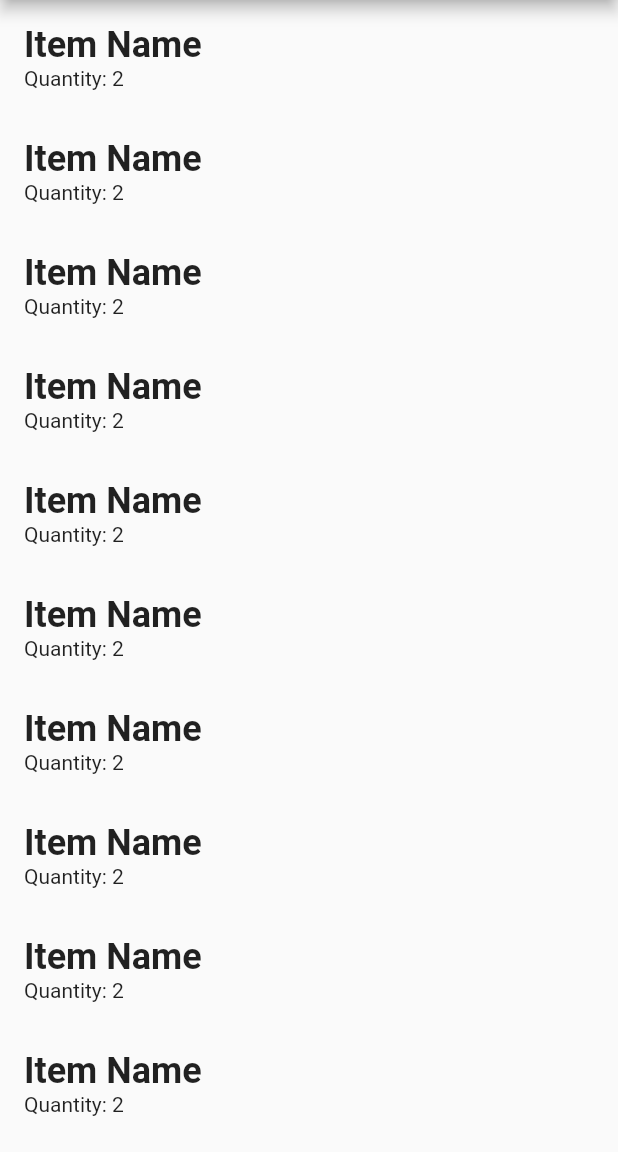
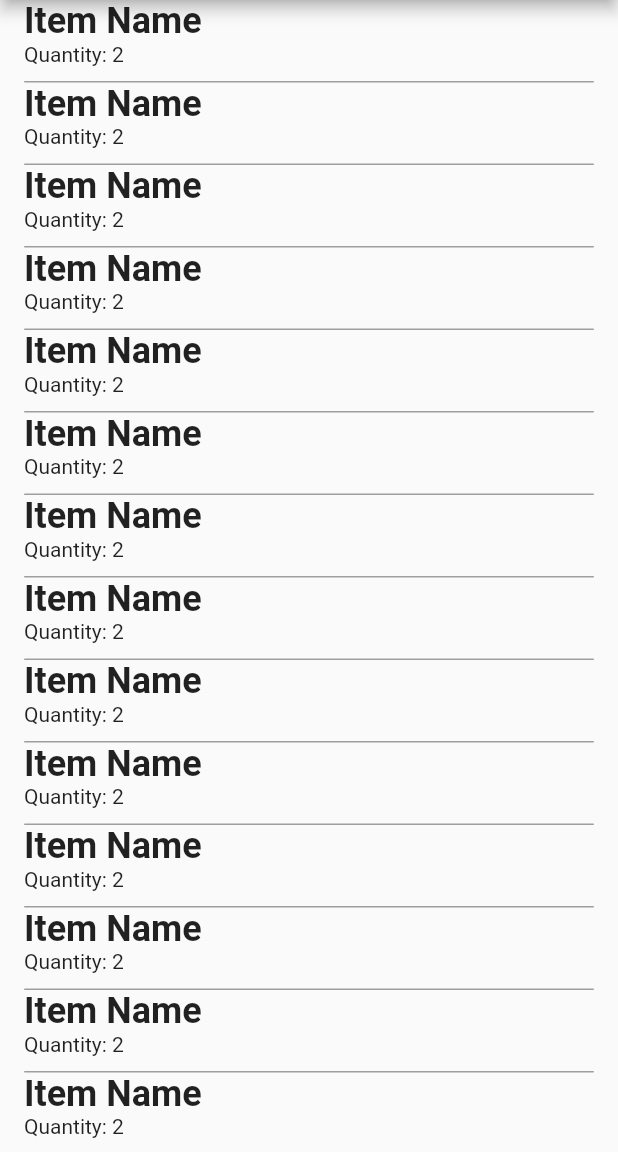
Before and after one commit to pauIbanez/ShoppingList-Front, a Flutter app: the screen it shows after launch, on a phone screen of 412 x 824 dp, the part 84-1236 px from its top. Run offline on Flutter 3.47's test engine with Material 2 defaults, Android fonts, the phone set to English and light mode, and no system bars.

Commit message:
added some styles to the list

```diff
--- a/lib/widgets/item_list.dart
+++ b/lib/widgets/item_list.dart
@@ -16,7 +16,7 @@ class _ItemListState extends State<ItemList> {
       child: ListView.builder(
         itemBuilder: (context, index) {
           return Container(
-            padding: const EdgeInsets.all(16),
+            padding: const EdgeInsets.only( left: 16, right: 16),
             child: Column(
               crossAxisAlignment: CrossAxisAlignment.start,
               children: [
@@ -29,7 +29,18 @@ class _ItemListState extends State<ItemList> {
                     fontWeight: FontWeight.bold,
                   ),
                 ),
-                Text("Quantity: 2")
+                Text("Quantity: 2"),
+                SizedBox(
+                  height: 10,
+                ),
+                Container(
+                  width: double.infinity,
+                  height: 1,
+                  decoration: BoxDecoration(
+                    borderRadius: BorderRadius.circular(2),
+                    color: Colors.grey,
+                  ),
+                ),
               ],
             ),
           );
```
